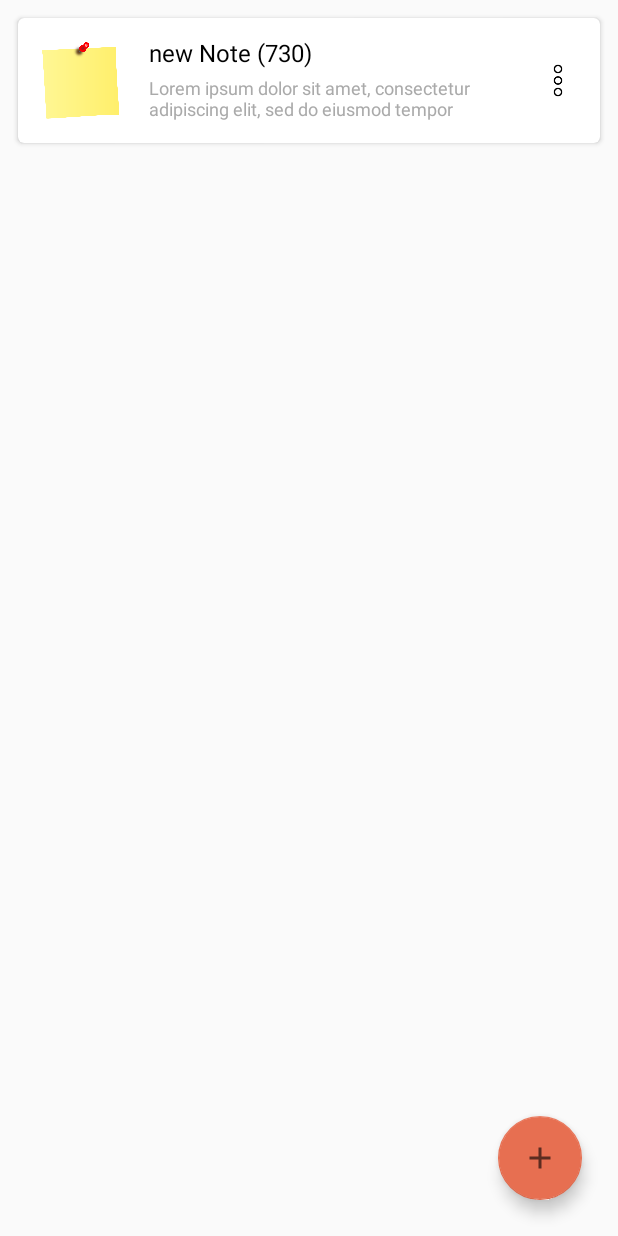
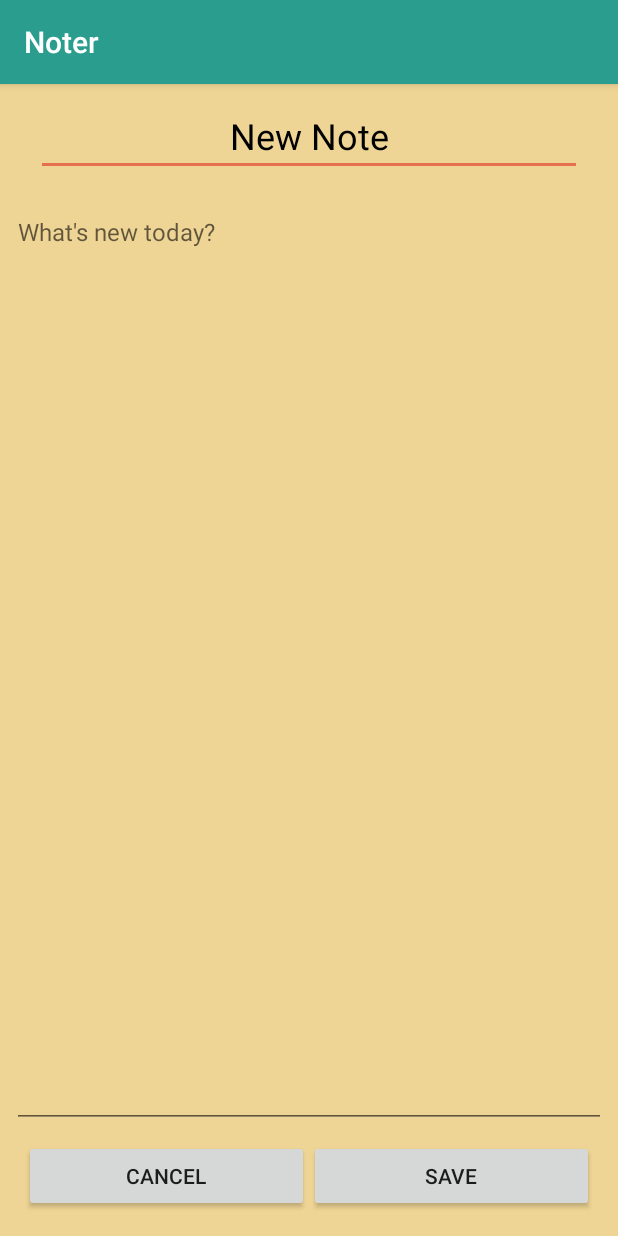
Before and after one commit to RiadhAdrani/project_noter_app, an Android app: the screen it shows after launch (MainActivity before the commit, NoteActivity after it), after a tap on an icon or button, on a phone screen of 412 x 824 dp. Run offline under Robolectric (Android 15) with nearby library versions, the light colour scheme and no system bars.

Commit message:
added note saving to noteActivity, improved UI, improved performance by removing some useless lines

```diff
--- a/app/src/main/java/com/example/noter/MainActivity.java
+++ b/app/src/main/java/com/example/noter/MainActivity.java
@@ -6,7 +6,6 @@
 import android.content.Context;
 import android.content.Intent;
 import android.content.SharedPreferences;
-import android.icu.number.LocalizedNumberFormatter;
 import android.os.Bundle;
 import android.view.View;
 import android.widget.Toast;
@@ -40,10 +39,9 @@
         fab.setOnClickListener(new View.OnClickListener() {
             @Override
             public void onClick(View view) {
-                addNote(0);
+                createNewNote(-1);
             }
         });
-
 
         // useDummyElements();
         buildRecyclerView();
@@ -54,7 +52,6 @@
     protected void onStart() {
         super.onStart();
         mList = loadNoteFromSharedPreferences();
-        Toast.makeText(this,"Notes Loaded", Toast.LENGTH_LONG);
     }
 
     @Override
@@ -74,14 +71,14 @@
     protected void onRestart() {
         super.onRestart();
         mList = loadNoteFromSharedPreferences();
-        mAdapter.notifyDataSetChanged();
+        buildRecyclerView();
     }
 
     @Override
     protected void onResume() {
         super.onResume();
         mList = loadNoteFromSharedPreferences();
-        mAdapter.notifyDataSetChanged();
+        buildRecyclerView();
     }
 
     void buildRecyclerView(){
@@ -133,6 +130,9 @@
 
         // Need to be more optimized
         buildRecyclerView();
+
+        // mAdapter.notifyDataSetChanged();
+        // mAdapter.notifyItemInserted(position);
     }
 
     void copyNoteContent(int position){
@@ -143,26 +143,38 @@
     }
 
     void deleteNote(int position){
-        Toast.makeText(this,"Deleted item ("+ (position+1) +")",Toast.LENGTH_LONG).show();
         mList.remove(position);
 
         // Need to be more optimized
         buildRecyclerView();
+
+        //mAdapter.notifyDataSetChanged();
+        //mAdapter.notifyItemRemoved(position);
     }
 
-    void addNote(int position){
+    void createNewNote(int position){
+        Intent i = new Intent(this, NoteActivity.class);
+        i.putExtra("note", new Note(getString(R.string.new_note),""));
+        i.putExtra("note_index", position);
+        i.putExtra("note_list",mList);
+        startActivity(i);
+    }
+
+    void addDummyNote(int position){
         if (mList.size() != 0) mList.add(position,new Note("new Note ("+ (int) (Math.random()*1000) +")",R.drawable.icon_big,"new_note"));
         else mList.add(new Note("new Note ("+ (int) (Math.random()*1000) +")",R.drawable.icon_big,"new_note"));
 
-        Toast.makeText(this,"Added a new note @ position 1",Toast.LENGTH_LONG).show();
-
         // Need to be more optimized
         buildRecyclerView();
+//        mAdapter.notifyDataSetChanged();
+//        mAdapter.notifyItemInserted(position);
     }
 
     void loadNote(int position){
         Intent i = new Intent(this, NoteActivity.class);
         i.putExtra("note", mList.get(position));
+        i.putExtra("note_index", position);
+        i.putExtra("note_list",mList);
         startActivity(i);
     }
 
--- a/app/src/main/java/com/example/noter/Note.java
+++ b/app/src/main/java/com/example/noter/Note.java
@@ -9,13 +9,30 @@
     public Date lastModified;
     public String content;
     public String title;
-    public int nPicture;
+    public int nIcon;
     public String file;
 
-    public Note(String title, int nPicture,String file){
+    // creating a dummy note using Lorem ipsum
+    public Note(String title, int nIcon,String file){
         this.title = title;
-        this.nPicture = nPicture;
+        this.nIcon = nIcon;
         this.file = file;
         this.content = "Lorem ipsum dolor sit amet, consectetur adipiscing elit, sed do eiusmod tempor incididunt ut labore et dolore magna aliqua. Ut enim ad minim veniam, quis nostrud exercitation ullamco laboris nisi ut aliquip ex ea commodo consequat. Duis aute irure dolor in reprehenderit in voluptate velit esse cillum dolore eu fugiat nulla pariatur. Excepteur sint occaecat cupidatat non proident, sunt in culpa qui officia deserunt mollit anim id est laborum.";
     }
+
+    // creating a new note
+    public Note(String title, String content){
+        if (title.isEmpty()) this.title = "New note";
+        else this.title = title;
+        this.content = content;
+    }
+
+    // creating a new note
+    public Note(String title, String content, int icon){
+        if (title.isEmpty()) this.title = "New note";
+        else this.title = title;
+        this.content = content;
+        this.nIcon = icon;
+        // creation date
+    }
 }
--- a/app/src/main/java/com/example/noter/NoteAdapter.java
+++ b/app/src/main/java/com/example/noter/NoteAdapter.java
@@ -108,7 +108,7 @@
     @Override
     public void onBindViewHolder(@NonNull myViewHolder holder, int position) {
         Note currentNote = mNoteList.get(position);
-        holder.mImageView.setImageResource(currentNote.nPicture);
+        holder.mImageView.setImageResource(currentNote.nIcon);
         holder.mTitle.setText(currentNote.title);
         holder.mContentPreview.setText(currentNote.content);
     }
--- a/app/src/main/res/layout/main_activity_layout.xml
+++ b/app/src/main/res/layout/main_activity_layout.xml
@@ -26,7 +26,8 @@
             android:layout_width="wrap_content"
             android:layout_height="wrap_content"
             android:layout_gravity="bottom|right"
-            android:layout_margin="24dp"
+            android:layout_marginBottom="24dp"
+            android:layout_marginEnd="56dp"
             app:srcCompat="@drawable/plus_icon_big"
             style="@style/mainActivityFloatingActionButton"
             />
--- a/app/src/main/res/layout/note_card_layout.xml
+++ b/app/src/main/res/layout/note_card_layout.xml
@@ -19,6 +19,7 @@
             android:layout_height="75dp"
             android:layout_margin="4dp"
             android:padding="12dp"
+            android:scaleType="fitCenter"
             android:src="@drawable/icon_small"/>
         <LinearLayout
             android:layout_width="0dp"
@@ -32,6 +33,9 @@
                     android:layout_weight="1.5"
                     android:gravity="bottom"
                     android:text="@string/titleDefault"
+                    android:maxLines="1"
+                    android:minLines="1"
+                    android:maxLength="20"
                     android:layout_marginHorizontal="4dp"
                     android:layout_marginVertical="2dp"
                     style="@style/cardTitleStyle"/>
@@ -41,6 +45,8 @@
                     android:layout_height="0dp"
                     android:layout_weight="2"
                     android:text="@string/contentHint"
+                    android:maxLines="2"
+                    android:minLines="1"
                     android:layout_marginHorizontal="4dp"
                     android:layout_marginVertical="2dp"
                     style="@style/cardContentStyle"/>
--- a/app/src/main/res/values/strings.xml
+++ b/app/src/main/res/values/strings.xml
@@ -8,6 +8,8 @@
     <string name="duplicate_note">Duplicate</string>
     <string name="copy_content">Copy Content</string>
     <string name="copy_content_toast">Content Copied !</string>
+    <string name="note_created">Note created !</string>
+    <string name="note_saved">Note saved !</string>
     <string name="delete_note">Delete</string>
 
     <!-- NOTE ACTIVITY -->
```
Also changed, not shown: app/src/main/java/com/example/noter/NoteActivity.java (+44 -6 lines).
